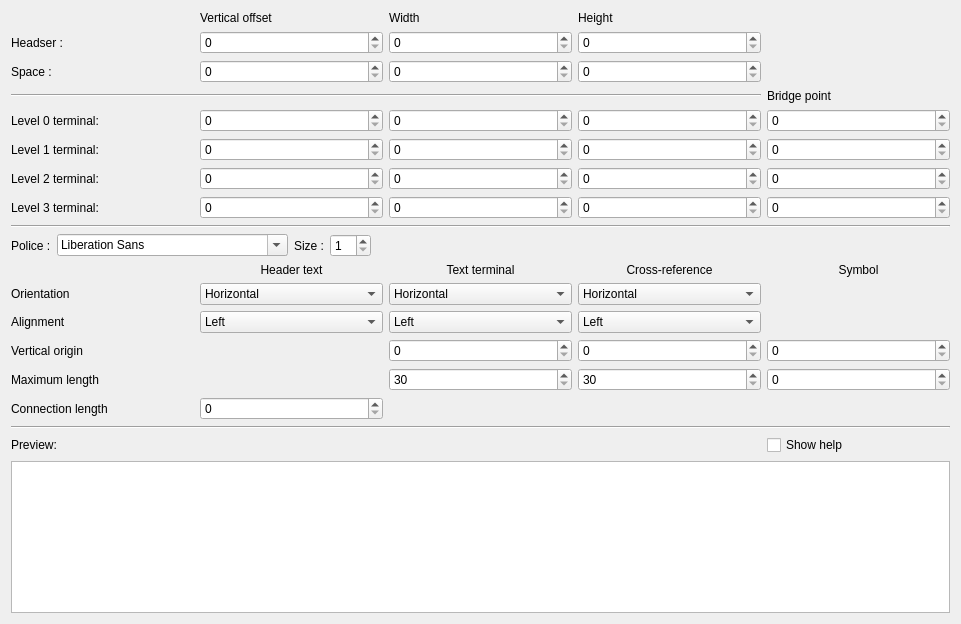
First picture: the form in sources/TerminalStrip/ui/terminalstriplayouteditor.ui, repository qelectrotech/qelectrotech-source-mirror, before the edit.
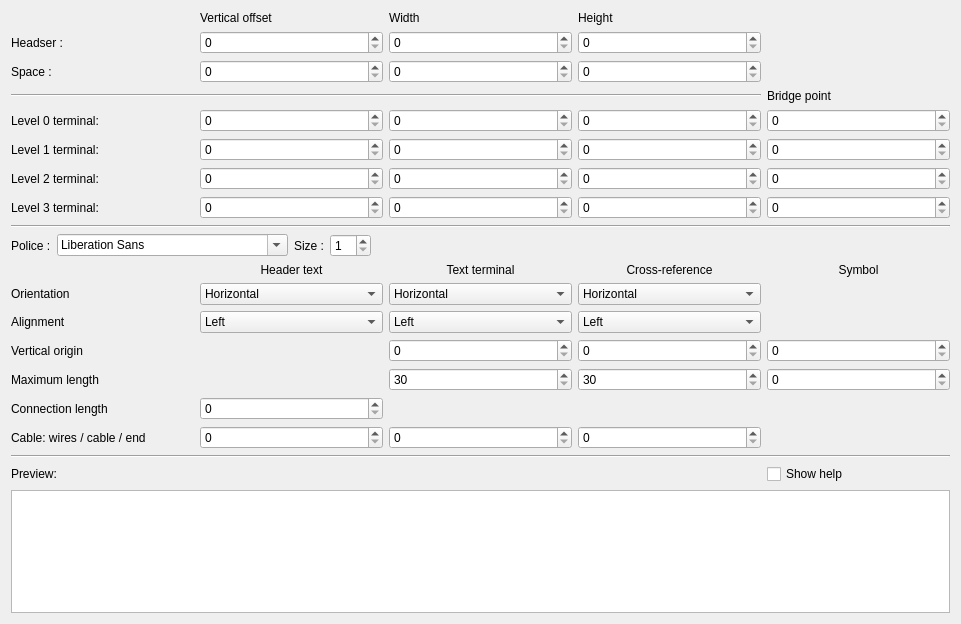
Second picture: the form after the edit.

What changed in the file:
```diff
--- a/sources/TerminalStrip/ui/terminalstriplayouteditor.ui
+++ b/sources/TerminalStrip/ui/terminalstriplayouteditor.ui
@@ -503,6 +503,43 @@
         </property>
        </widget>
       </item>
+      <item row="10" column="2">
+       <widget class="QLabel" name="label_cable">
+        <property name="text">
+         <string>Cable: wires / cable / end</string>
+        </property>
+       </widget>
+      </item>
+      <item row="10" column="3">
+       <widget class="QSpinBox" name="m_cable_wire_length_sb">
+        <property name="toolTip">
+         <string>Length of the wires between the terminals and the cable. 0 disable the drawing of the cables.</string>
+        </property>
+        <property name="maximum">
+         <number>1000</number>
+        </property>
+       </widget>
+      </item>
+      <item row="10" column="4">
+       <widget class="QSpinBox" name="m_cable_length_sb">
+        <property name="toolTip">
+         <string>Length of the cable.</string>
+        </property>
+        <property name="maximum">
+         <number>1000</number>
+        </property>
+       </widget>
+      </item>
+      <item row="10" column="5">
+       <widget class="QSpinBox" name="m_cable_end_length_sb">
+        <property name="toolTip">
+         <string>Length of the wires after the cable.</string>
+        </property>
+        <property name="maximum">
+         <number>1000</number>
+        </property>
+       </widget>
+      </item>
      </layout>
     </widget>
    </item>
```
Left out of the diff: 48 changed lines with no effect on the pictures.
